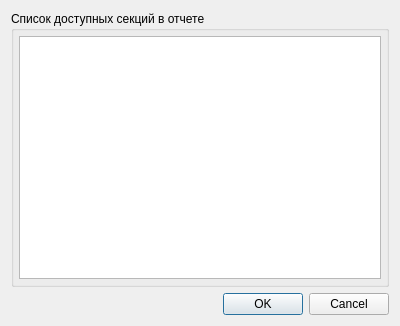
Qt form phx-cnc-stat/src/CXSectionDialog.ui (superkulpa/phx-cnc-stat) before a commit.
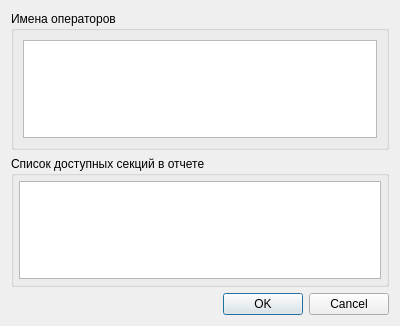
The same form after that commit.

What changed in the file:
```diff
--- a/phx-cnc-stat/src/CXSectionDialog.ui
+++ b/phx-cnc-stat/src/CXSectionDialog.ui
@@ -14,8 +14,39 @@
    <string>Список секций отчета</string>
   </property>
   <layout class="QVBoxLayout" name="verticalLayout">
+   <item>
+    <widget class="QGroupBox" name="groupBox_2">
+     <property name="sizePolicy">
+      <sizepolicy hsizetype="Expanding" vsizetype="Expanding">
+       <horstretch>0</horstretch>
+       <verstretch>0</verstretch>
+      </sizepolicy>
+     </property>
+     <property name="title">
+      <string>Имена операторов</string>
+     </property>
+     <layout class="QVBoxLayout" name="verticalLayout_3">
+      <item>
+       <widget class="QListWidget" name="mUserList">
+        <property name="sizePolicy">
+         <sizepolicy hsizetype="Expanding" vsizetype="Expanding">
+          <horstretch>0</horstretch>
+          <verstretch>0</verstretch>
+         </sizepolicy>
+        </property>
+       </widget>
+      </item>
+     </layout>
+    </widget>
+   </item>
    <item>
     <widget class="QGroupBox" name="groupBox">
+     <property name="sizePolicy">
+      <sizepolicy hsizetype="Expanding" vsizetype="Expanding">
+       <horstretch>0</horstretch>
+       <verstretch>0</verstretch>
+      </sizepolicy>
+     </property>
      <property name="title">
       <string>Список доступных секций в отчете</string>
      </property>
```
Left out of the diff: 6 changed lines with no effect on the pictures.
